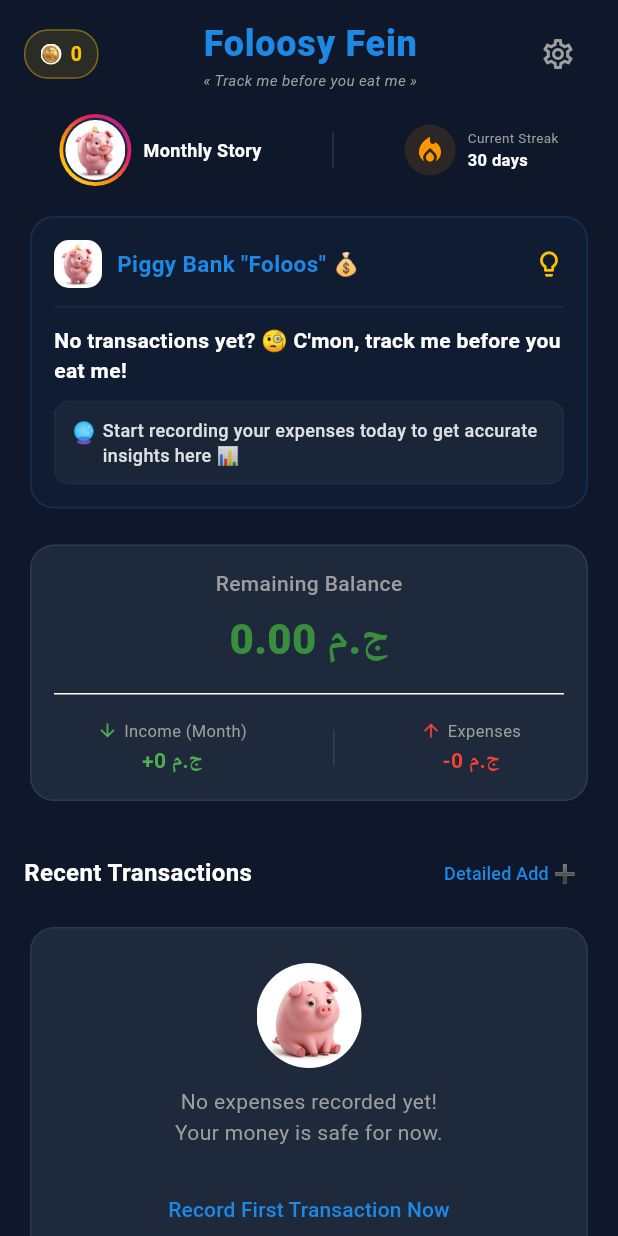
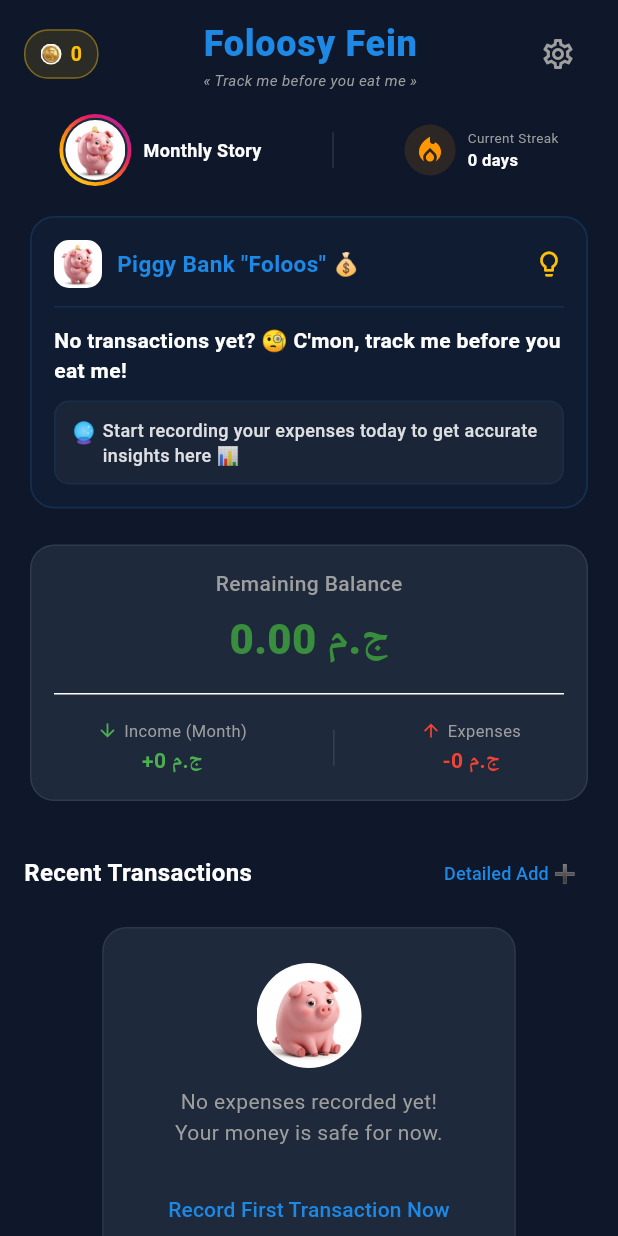
Before and after one commit to yousef-812/flosy_fein, a Flutter app: the DashboardScreen screen opened directly, on a phone screen of 412 x 824 dp. Run offline on Flutter 3.47's test engine with Material 3 defaults, Android fonts, the phone set to English and light mode, and no system bars; our stand-ins replace audioplayers, firebase_analytics, firebase_core, firebase_crashlytics, fl_chart, google_mobile_ads and 4 more; accounts and stored records are empty; network calls fail.

Commit message:
fix(dashboard): use real no-spend streak and remove unused ad state

```diff
--- a/lib/screens/dashboard/dashboard_screen.dart
+++ b/lib/screens/dashboard/dashboard_screen.dart
@@ -1,85 +1,22 @@
 import 'package:flutter/material.dart';
 import 'package:provider/provider.dart';
-import 'package:google_mobile_ads/google_mobile_ads.dart';
-import 'package:flutter/foundation.dart';
 import '../../providers/transaction_provider.dart';
+import '../../providers/gamification_provider.dart';
+import '../../providers/language_provider.dart';
 import '../../models/category_model.dart';
-import '../../models/transaction_model.dart';
 import '../../widgets/ad_banner_widget.dart';
 import '../../widgets/spending_story_widget.dart';
+import '../../core/utils/haptic_helper.dart';
+import '../../core/utils/streak_calculator.dart';
 import '../transaction/add_transaction_screen.dart';
 import '../settings/settings_screen.dart';
+import '../shop/streak_shop_screen.dart';
 import 'widgets/insight_card.dart';
 import 'widgets/animated_counter.dart';
 import 'balance_details_screen.dart';
-import '../../providers/gamification_provider.dart';
-import '../../providers/language_provider.dart';
-import '../shop/streak_shop_screen.dart';
-import '../../widgets/confetti_widget.dart';
-import '../../core/utils/haptic_helper.dart';
-import '../../core/utils/ad_helper.dart';
 
-class DashboardScreen extends StatefulWidget {
+class DashboardScreen extends StatelessWidget {
   const DashboardScreen({super.key});
-
-  @override
-  State<DashboardScreen> createState() => _DashboardScreenState();
-}
-
-class _DashboardScreenState extends State<DashboardScreen> {
-  bool _showCheckInConfetti = false;
-  InterstitialAd? _interstitialAd;
-  bool _isAdLoaded = false;
-
-  int _calculateCurrentStreak(List<TransactionModel> transactions) {
-    int currentStreak = 0;
-    final now = DateTime.now();
-    for (int i = 0; i < 30; i++) {
-      final checkDate = DateTime(now.year, now.month, now.day).subtract(Duration(days: i));
-      final hasExpense = transactions.any((tx) =>
-          tx.isExpense &&
-          tx.date.day == checkDate.day &&
-          tx.date.month == checkDate.month &&
-          tx.date.year == checkDate.year);
-
-      if (!hasExpense) {
-        currentStreak++;
-      } else {
-        break;
-      }
-    }
-    return currentStreak;
-  }
-
-  @override
-  void initState() {
-    super.initState();
-    _loadInterstitialAd();
-  }
-
-  @override
-  void dispose() {
-    _interstitialAd?.dispose();
-    super.dispose();
-  }
-
-  void _loadInterstitialAd() {
-    if (kIsWeb || AdHelper.isPremiumUser) return;
-    InterstitialAd.load(
-      adUnitId: AdHelper.interstitialAdUnitId,
-      request: const AdRequest(),
-      adLoadCallback: InterstitialAdLoadCallback(
-        onAdLoaded: (ad) {
-          _interstitialAd = ad;
-          _isAdLoaded = true;
-        },
-        onAdFailedToLoad: (error) {
-          debugPrint('Dashboard InterstitialAd failed to load: $error');
-          _isAdLoaded = false;
-        },
-      ),
-    );
-  }
 
   @override
   Widget build(BuildContext context) {
@@ -91,21 +28,66 @@ class _DashboardScreenState extends State<DashboardScreen> {
         final balance = provider.totalBalance;
         final income = provider.monthlyIncome;
         final expenses = provider.monthlyExpenses;
+        final streaks = calculateNoSpendStreaks(provider.transactions);
 
-        return Stack(
-          children: [
-            Scaffold(
+        return Scaffold(
           body: SafeArea(
             child: SingleChildScrollView(
-                  padding: const EdgeInsets.symmetric(horizontal: 16.0, vertical: 12.0),
+              padding: const EdgeInsets.symmetric(
+                horizontal: 16,
+                vertical: 12,
+              ),
               child: Column(
                 crossAxisAlignment: CrossAxisAlignment.stretch,
                 children: [
-                      // 1. App Bar Header (Settings, Title, Coins)
-                      Row(
+                  _DashboardHeader(languageProvider: languageProvider),
+                  const SizedBox(height: 16),
+                  _DashboardActions(
+                    provider: provider,
+                    streak: streaks.current,
+                    languageProvider: languageProvider,
+                  ),
+                  const SizedBox(height: 16),
+                  InsightCard(
+                    transactions: provider.transactions,
+                    currency: currency,
+                  ),
+                  const SizedBox(height: 16),
+                  _BalanceCard(
+                    balance: balance,
+                    income: income,
+                    expenses: expenses,
+                    currency: currency,
+                    languageProvider: languageProvider,
+                  ),
+                  const SizedBox(height: 20),
+                  _RecentTransactions(
+                    provider: provider,
+                    currency: currency,
+                    languageProvider: languageProvider,
+                  ),
+                  const SizedBox(height: 16),
+                  const AdBannerWidget(),
+                ],
+              ),
+            ),
+          ),
+        );
+      },
+    );
+  }
+}
+
+class _DashboardHeader extends StatelessWidget {
+  final LanguageProvider languageProvider;
+
+  const _DashboardHeader({required this.languageProvider});
+
+  @override
+  Widget build(BuildContext context) {
+    return Row(
       mainAxisAlignment: MainAxisAlignment.spaceBetween,
       children: [
-                          // Left Side: Coins Pill
         Consumer<GamificationProvider>(
           builder: (context, gamification, child) {
             return GestureDetector(
@@ -113,35 +95,49 @@ class _DashboardScreenState extends State<DashboardScreen> {
                 HapticHelper.mediumTap();
                 Navigator.push(
                   context,
-                                    MaterialPageRoute(builder: (_) => const StreakShopScreen()),
+                  MaterialPageRoute(
+                    builder: (_) => const StreakShopScreen(),
+                  ),
                 );
               },
               child: Container(
-                                  padding: const EdgeInsets.symmetric(horizontal: 10, vertical: 6),
+                padding: const EdgeInsets.symmetric(
+                  horizontal: 10,
+                  vertical: 6,
+                ),
                 decoration: BoxDecoration(
                   color: Colors.amber.withOpacity(0.12),
-                                    border: Border.all(color: Colors.amber.withOpacity(0.4)),
+                  border: Border.all(
+                    color: Colors.amber.withOpacity(0.4),
+                  ),
                   borderRadius: BorderRadius.circular(16),
                 ),
                 child: Row(
                   children: [
                     ClipRRect(
                       borderRadius: BorderRadius.circular(7),
-                                        child: Image.asset('assets/branding/coin.jpg', width: 14, height: 14, fit: BoxFit.cover),
+                      child: Image.asset(
+                        'assets/branding/coin.jpg',
+                        width: 14,
+                        height: 14,
+                        fit: BoxFit.cover,
+                      ),
                     ),
                     const SizedBox(width: 6),
                     Text(
                       '${gamification.userCoins}',
-                                        style: const TextStyle(fontWeight: FontWeight.bold, fontSize: 13, color: Colors.amber),
+                      style: const TextStyle(
+                        fontWeight: FontWeight.bold,
+                        fontSize: 13,
+                        color: Colors.amber,
+                      ),
                     ),
                   ],
                 ),
               ),
             );
-                            }
+          },
         ),
-
-                          // Center: App Title
         Column(
           crossAxisAlignment: CrossAxisAlignment.center,
           children: [
@@ -164,10 +160,12 @@ class _DashboardScreenState extends State<DashboardScreen> {
             ),
           ],
         ),
-
-                          // Right Side: Settings Icon Button
         IconButton(
-                            icon: const Icon(Icons.settings_outlined, color: Colors.grey, size: 24),
+          icon: const Icon(
+            Icons.settings_outlined,
+            color: Colors.grey,
+            size: 24,
+          ),
           onPressed: () {
             HapticHelper.mediumTap();
             Navigator.push(
@@ -177,14 +175,26 @@ class _DashboardScreenState extends State<DashboardScreen> {
           },
         ),
       ],
-                      ),
-                      const SizedBox(height: 16),
+    );
+  }
+}
 
-                      // 2. Symmetrical Actions Row: Story Circle & Streaks
-                      Row(
+class _DashboardActions extends StatelessWidget {
+  final TransactionProvider provider;
+  final int streak;
+  final LanguageProvider languageProvider;
+
+  const _DashboardActions({
+    required this.provider,
+    required this.streak,
+    required this.languageProvider,
+  });
+
+  @override
+  Widget build(BuildContext context) {
+    return Row(
       mainAxisAlignment: MainAxisAlignment.spaceAround,
       children: [
-                          // Story Circle (Fixed size and content)
         GestureDetector(
           onTap: () {
             HapticHelper.mediumTap();
@@ -204,7 +214,12 @@ class _DashboardScreenState extends State<DashboardScreen> {
                 decoration: const BoxDecoration(
                   shape: BoxShape.circle,
                   gradient: LinearGradient(
-                                      colors: [Colors.purple, Colors.pink, Colors.orange, Colors.yellow],
+                    colors: [
+                      Colors.purple,
+                      Colors.pink,
+                      Colors.orange,
+                      Colors.yellow,
+                    ],
                     begin: Alignment.topRight,
                     end: Alignment.bottomLeft,
                   ),
@@ -226,16 +241,19 @@ class _DashboardScreenState extends State<DashboardScreen> {
               const SizedBox(width: 8),
               Text(
                 languageProvider.translate('monthly_story'),
-                                  style: const TextStyle(fontSize: 12, fontWeight: FontWeight.bold),
+                style: const TextStyle(
+                  fontSize: 12,
+                  fontWeight: FontWeight.bold,
+                ),
               ),
             ],
           ),
         ),
-
-                          // Vertical Divider
-                          Container(height: 24, width: 1, color: Colors.grey.withOpacity(0.2)),
-
-                          // Savings Streak
+        Container(
+          height: 24,
+          width: 1,
+          color: Colors.grey.withOpacity(0.2),
+        ),
         Row(
           children: [
             Container(
@@ -244,7 +262,11 @@ class _DashboardScreenState extends State<DashboardScreen> {
                 color: Colors.orange.withOpacity(0.12),
                 shape: BoxShape.circle,
               ),
-                                child: const Icon(Icons.local_fire_department, color: Colors.orange, size: 22),
+              child: const Icon(
+                Icons.local_fire_department,
+                color: Colors.orange,
+                size: 22,
+              ),
             ),
             const SizedBox(width: 8),
             Column(
@@ -252,29 +274,45 @@ class _DashboardScreenState extends State<DashboardScreen> {
               children: [
                 Text(
                   languageProvider.translate('current_streak'),
-                                    style: const TextStyle(fontSize: 9, color: Colors.grey),
+                  style: const TextStyle(
+                    fontSize: 9,
+                    color: Colors.grey,
+                  ),
                 ),
                 Text(
-                                    '${_calculateCurrentStreak(provider.transactions)} ${languageProvider.translate('days')}',
-                                    style: const TextStyle(fontSize: 11, fontWeight: FontWeight.bold),
+                  '$streak ${languageProvider.translate('days')}',
+                  style: const TextStyle(
+                    fontSize: 11,
+                    fontWeight: FontWeight.bold,
                   ),
-                                ],
-                              )
+                ),
               ],
             ),
           ],
         ),
-                      const SizedBox(height: 16),
+      ],
+    );
+  }
+}
 
-                      // 3. Unified Mascot Tip & Insight Card
-                      InsightCard(
-                        transactions: provider.transactions,
-                        currency: currency,
-                      ),
-                      const SizedBox(height: 16),
+class _BalanceCard extends StatelessWidget {
+  final double balance;
+  final double income;
+  final double expenses;
+  final String currency;
+  final LanguageProvider languageProvider;
 
-                      // 4. Total Balance Card (Restructured)
-                      GestureDetector(
+  const _BalanceCard({
+    required this.balance,
+    required this.income,
+    required this.expenses,
+    required this.currency,
+    required this.languageProvider,
+  });
+
+  @override
+  Widget build(BuildContext context) {
+    return GestureDetector(
       onTap: () {
         HapticHelper.mediumTap();
         Navigator.push(
@@ -291,12 +329,16 @@ class _DashboardScreenState extends State<DashboardScreen> {
             side: BorderSide(color: Colors.grey.withOpacity(0.15)),
           ),
           child: Padding(
-                              padding: const EdgeInsets.all(16.0),
+            padding: const EdgeInsets.all(16),
             child: Column(
               children: [
                 Text(
                   languageProvider.translate('remaining_balance_label'),
-                                    style: const TextStyle(fontSize: 14, color: Colors.grey, fontWeight: FontWeight.w500),
+                  style: const TextStyle(
+                    fontSize: 14,
+                    color: Colors.grey,
+                    fontWeight: FontWeight.w500,
+                  ),
                 ),
                 const SizedBox(height: 6),
                 AnimatedCounter(
@@ -304,7 +346,9 @@ class _DashboardScreenState extends State<DashboardScreen> {
                   style: TextStyle(
                     fontSize: 28,
                     fontWeight: FontWeight.w800,
-                                      color: balance >= 0 ? Colors.green.shade700 : Colors.red.shade700,
+                    color: balance >= 0
+                        ? Colors.green.shade700
+                        : Colors.red.shade700,
                   ),
                   suffix: currency,
                 ),
@@ -314,69 +358,108 @@ class _DashboardScreenState extends State<DashboardScreen> {
                 Row(
                   mainAxisAlignment: MainAxisAlignment.spaceAround,
                   children: [
-                                      Column(
+                    _MoneySummary(
+                      icon: Icons.arrow_downward,
+                      label: languageProvider.translate('income_month_label'),
+                      amount: '+${income.toStringAsFixed(0)} $currency',
+                      color: Colors.green,
+                    ),
+                    Container(
+                      height: 24,
+                      width: 1,
+                      color: Colors.grey.withOpacity(0.2),
+                    ),
+                    _MoneySummary(
+                      icon: Icons.arrow_upward,
+                      label: languageProvider.translate('expenses_label'),
+                      amount: '-${expenses.toStringAsFixed(0)} $currency',
+                      color: Colors.red,
+                    ),
+                  ],
+                ),
+              ],
+            ),
+          ),
+        ),
+      ),
+    );
+  }
+}
+
+class _MoneySummary extends StatelessWidget {
+  final IconData icon;
+  final String label;
+  final String amount;
+  final Color color;
+
+  const _MoneySummary({
+    required this.icon,
+    required this.label,
+    required this.amount,
+    required this.color,
+  });
+
+  @override
+  Widget build(BuildContext context) {
+    return Column(
       children: [
         Row(
           children: [
-                                              const Icon(Icons.arrow_downward, color: Colors.green, size: 14),
+            Icon(icon, color: color, size: 14),
             const SizedBox(width: 4),
             Text(
-                                                languageProvider.translate('income_month_label'),
+              label,
               style: const TextStyle(color: Colors.grey, fontSize: 11),
             ),
           ],
         ),
         const SizedBox(height: 2),
         Text(
-                                            '+${income.toStringAsFixed(0)} $currency',
-                                            style: const TextStyle(fontSize: 14, fontWeight: FontWeight.bold, color: Colors.green),
+          amount,
+          style: TextStyle(
+            fontSize: 14,
+            fontWeight: FontWeight.bold,
+            color: color,
+          ),
         ),
       ],
-                                      ),
-                                      Container(height: 24, width: 1, color: Colors.grey.withOpacity(0.2)),
-                                      Column(
+    );
+  }
+}
+
+class _RecentTransactions extends StatelessWidget {
+  final TransactionProvider provider;
+  final String currency;
+  final LanguageProvider languageProvider;
+
+  const _RecentTransactions({
+    required this.provider,
+    required this.currency,
+    required this.languageProvider,
+  });
+
+  @override
+  Widget build(BuildContext context) {
+    return Column(
       children: [
-                                          Row(
-                                            children: [
-                                              const Icon(Icons.arrow_upward, color: Colors.red, size: 14),
-                                              const SizedBox(width: 4),
-                                              Text(
-                                                languageProvider.translate('expenses_label'),
-                                                style: const TextStyle(color: Colors.grey, fontSize: 11),
-                                              ),
-                                            ],
-                                          ),
-                                          const SizedBox(height: 2),
-                                          Text(
-                                            '-${expenses.toStringAsFixed(0)} $currency',
-                                            style: const TextStyle(fontSize: 14, fontWeight: FontWeight.bold, color: Colors.red),
-                                          ),
-                                        ],
-                                      ),
-                                    ],
-                                  )
-                                ],
-                              ),
-                            ),
-                          ),
-                        ),
-                      ),
-                      const SizedBox(height: 20),
-
-                      // 5. Recent Transactions Section
         Row(
           mainAxisAlignment: MainAxisAlignment.spaceBetween,
           children: [
             Text(
               languageProvider.translate('recent_transactions'),
-                            style: const TextStyle(fontSize: 16, fontWeight: FontWeight.bold),
+              style: const TextStyle(
+                fontSize: 16,
+                fontWeight: FontWeight.bold,
+              ),
             ),
             TextButton(
               onPressed: () {
                 HapticHelper.mediumTap();
                 Navigator.push(
                   context,
-                                MaterialPageRoute(builder: (_) => const AddTransactionScreen()),
+                  MaterialPageRoute(
+                    builder: (_) => const AddTransactionScreen(),
+                  ),
                 );
               },
               child: Text(
@@ -387,8 +470,6 @@ class _DashboardScreenState extends State<DashboardScreen> {
           ],
         ),
         const SizedBox(height: 8),
-
-                      // List Items (Restructured Cards)
         if (provider.transactions.isEmpty)
           Card(
             elevation: 0,
@@ -397,7 +478,7 @@ class _DashboardScreenState extends State<DashboardScreen> {
               side: BorderSide(color: Colors.grey.withOpacity(0.12)),
             ),
             child: Padding(
-                            padding: const EdgeInsets.all(24.0),
+              padding: const EdgeInsets.all(24),
               child: Column(
                 children: [
                   ClipRRect(
@@ -413,7 +494,11 @@ class _DashboardScreenState extends State<DashboardScreen> {
                   Text(
                     languageProvider.translate('empty_state_msg'),
                     textAlign: TextAlign.center,
-                                  style: const TextStyle(fontSize: 14, height: 1.5, color: Colors.grey),
+                    style: const TextStyle(
+                      fontSize: 14,
+                      height: 1.5,
+                      color: Colors.grey,
+                    ),
                   ),
                   const SizedBox(height: 16),
                   ElevatedButton(
@@ -421,24 +506,33 @@ class _DashboardScreenState extends State<DashboardScreen> {
                       HapticHelper.mediumTap();
                       Navigator.push(
                         context,
-                                      MaterialPageRoute(builder: (_) => const AddTransactionScreen()),
+                        MaterialPageRoute(
+                          builder: (_) => const AddTransactionScreen(),
+                        ),
                       );
                     },
-                                  child: Text(languageProvider.translate('empty_state_btn')),
+                    child: Text(
+                      languageProvider.translate('empty_state_btn'),
+                    ),
                   ),
                 ],
               ),
             ),
           )
         else
-                        ...provider.transactions.take(3).map((tx) {
+          ...provider.transactions.take(3).map((transaction) {
             final category = CategoryModel.defaultCategories.firstWhere(
-                            (c) => c.name == tx.categoryName,
-                            orElse: () => CategoryModel(name: tx.categoryName, icon: Icons.help, color: Colors.grey),
+              (item) => item.name == transaction.categoryName,
+              orElse: () => CategoryModel(
+                name: transaction.categoryName,
+                icon: Icons.help,
+                color: Colors.grey,
+              ),
             );
+
             return Card(
               elevation: 0,
-                            margin: const EdgeInsets.only(bottom: 8.0),
+              margin: const EdgeInsets.only(bottom: 8),
               shape: RoundedRectangleBorder(
                 borderRadius: BorderRadius.circular(16),
                 side: BorderSide(color: Colors.grey.withOpacity(0.12)),
@@ -446,44 +540,40 @@ class _DashboardScreenState extends State<DashboardScreen> {
               child: ListTile(
                 leading: CircleAvatar(
                   backgroundColor: category.color.withOpacity(0.15),
-                                child: Icon(category.icon, color: category.color, size: 20),
+                  child: Icon(
+                    category.icon,
+                    color: category.color,
+                    size: 20,
                   ),
-                              title: Text(tx.title, style: const TextStyle(fontWeight: FontWeight.bold, fontSize: 14)),
+                ),
+                title: Text(
+                  transaction.title,
+                  style: const TextStyle(
+                    fontWeight: FontWeight.bold,
+                    fontSize: 14,
+                  ),
+                ),
                 subtitle: Text(
-                                '${tx.date.day}/${tx.date.month}/${tx.date.year}',
-                                style: const TextStyle(fontSize: 11, color: Colors.grey),
+                  '${transaction.date.day}/${transaction.date.month}/${transaction.date.year}',
+                  style: const TextStyle(
+                    fontSize: 11,
+                    color: Colors.grey,
+                  ),
                 ),
                 trailing: Text(
-                                '${tx.isExpense ? "-" : "+"}${tx.amount.toStringAsFixed(0)} $currency',
+                  '${transaction.isExpense ? '-' : '+'}${transaction.amount.toStringAsFixed(0)} $currency',
                   style: TextStyle(
                     fontWeight: FontWeight.bold,
-                                  color: tx.isExpense ? Colors.red.shade700 : Colors.green.shade700,
+                    color: transaction.isExpense
+                        ? Colors.red.shade700
+                        : Colors.green.shade700,
                     fontSize: 15,
                   ),
                 ),
               ),
             );
           }),
-
-                      const SizedBox(height: 16),
-                      // 6. Banner Ad at the bottom
-                      const AdBannerWidget(),
       ],
-                  ),
-                ),
-              ),
-            ),
-            ConfettiWidget(
-              show: _showCheckInConfetti,
-              onFinished: () {
-                setState(() {
-                  _showCheckInConfetti = false;
-                });
-              },
-            ),
-          ],
-        );
-      },
     );
   }
 }
```
Lines whose indentation alone changed are shown as unchanged.
